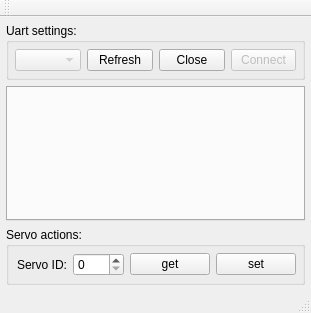
Qt form lobot_servo_tester/mainwindow.ui (Kudesnick/lobot_servo_tester) before a commit.
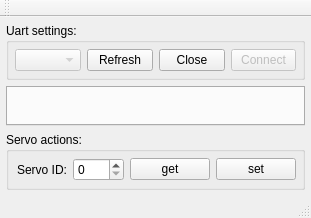
The same form after that commit.

The edit to the form file:
```diff
--- a/lobot_servo_tester/mainwindow.ui
+++ b/lobot_servo_tester/mainwindow.ui
@@ -7,7 +7,7 @@
     <x>0</x>
     <y>0</y>
     <width>311</width>
-    <height>313</height>
+    <height>218</height>
    </rect>
   </property>
   <property name="minimumSize">
```
